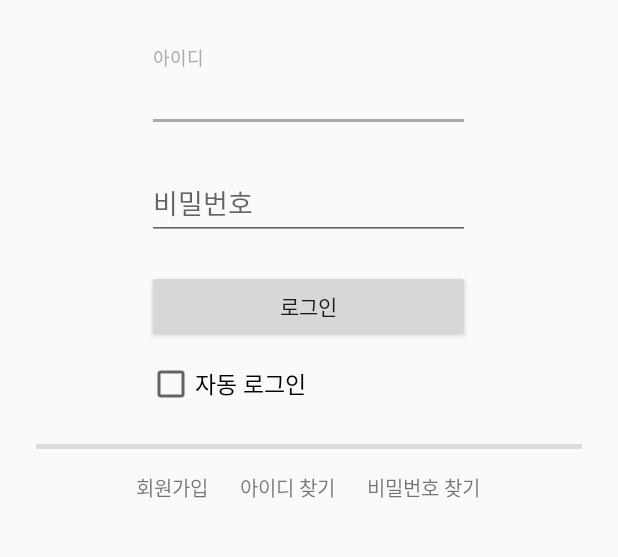
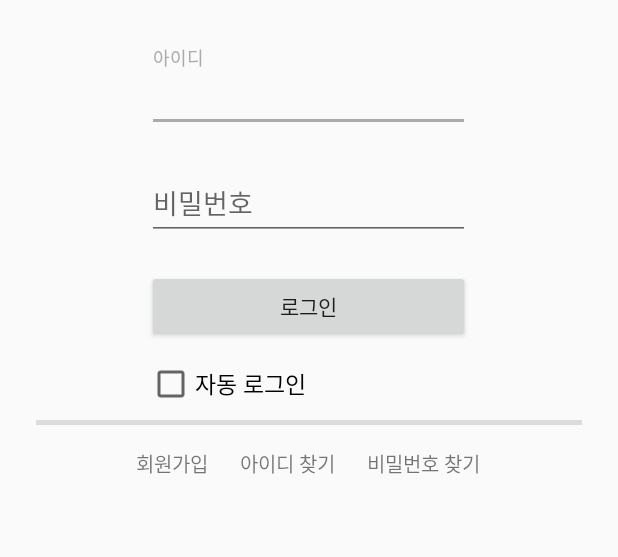
Before and after one commit to MeteorSis/Omni-Stadium--Android, an Android app: the screen it shows after launch (MainActivity), on a phone screen of 412 x 824 dp, the part 350-907 px from its top. Run offline under Robolectric (Android 15) with nearby library versions, the phone set to English and light mode, and no system bars.

Commit message:
Main xml File  Change

```diff
--- a/app/src/main/res/layout/activity_main.xml
+++ b/app/src/main/res/layout/activity_main.xml
@@ -68,7 +68,7 @@
         <View
             android:layout_width="match_parent"
             android:layout_height="3dp"
-            android:layout_marginTop="24dp"
+            android:layout_marginTop="8dp"
             style="@style/Divider"
             android:id="@+id/view"
             android:visibility="visible"/>
```
